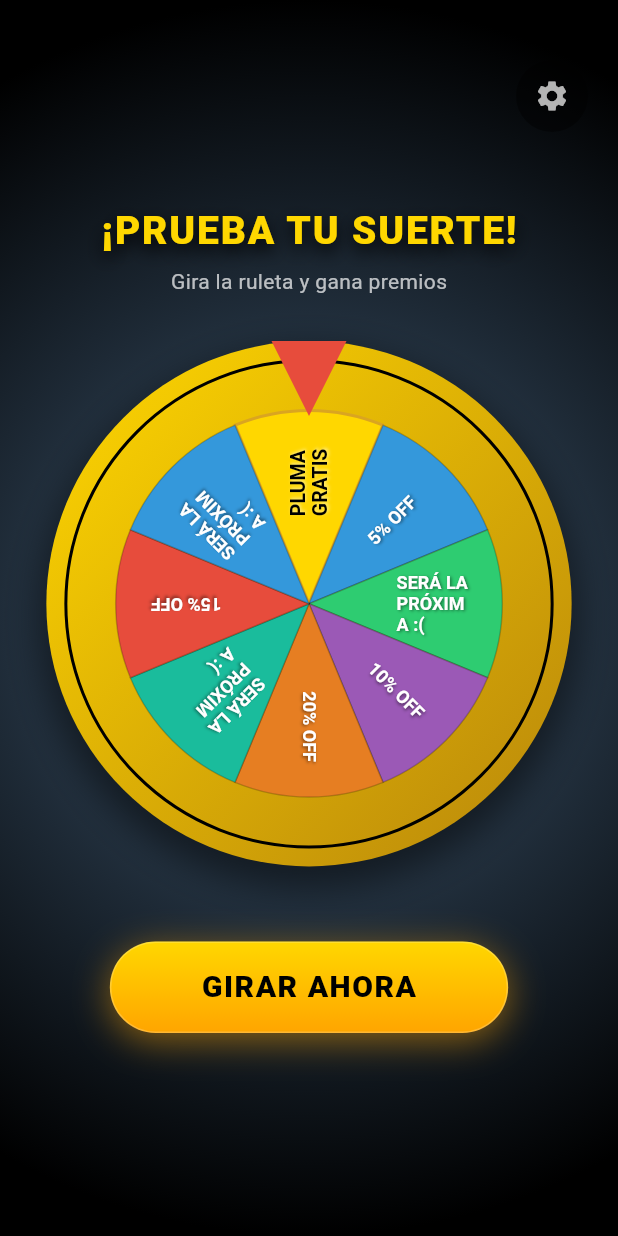
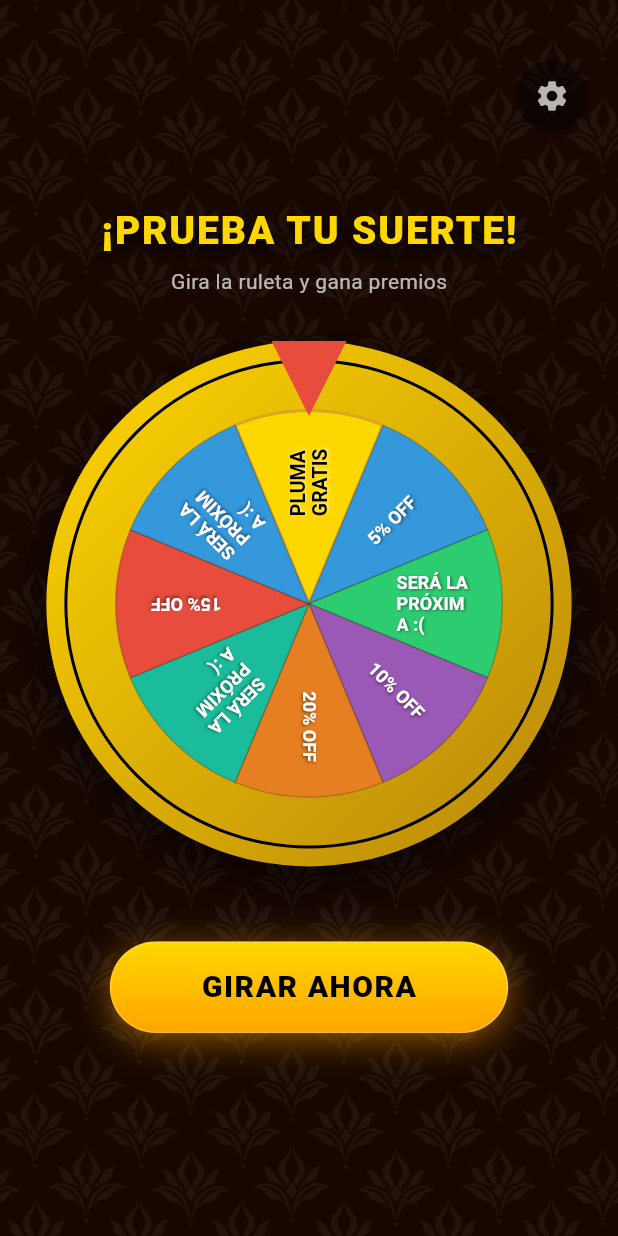
Before and after one commit to facusora01/AppRuleta, a Flutter app: the screen it shows after launch, on a phone screen of 412 x 824 dp. Run offline on Flutter 3.47's test engine with Material 3 defaults, Android fonts, the phone set to English and light mode, and no system bars; drawn by our look-alikes of flutter_fortune_wheel; our stand-ins replace audioplayers, shared_preferences.

Commit message:
Add background image and update UI/main.dart
Add a new background image asset and switch the app UI from a radial gradient to a full-screen background image (with darken color filter). Remove three obsolete flutter_*.png assets, and register the new asset in pubspec.yaml. Refactor main.dart: use shorter super.key constructors, remove redundant this.setState() calls, replace Switch.activeColor with activeThumbColor, simplify formatter callbacks, and minor UI/formatting tweaks (including an inline comment marking the changed container). pubspec.lock updated to reflect dependency version/sha changes.

```diff
--- a/app_roulette/lib/main.dart
+++ b/app_roulette/lib/main.dart
@@ -41,7 +41,7 @@ class WheelItem {
 }
 
 class MyApp extends StatelessWidget {
-  const MyApp({Key? key}) : super(key: key);
+  const MyApp({super.key});
 
   @override
   Widget build(BuildContext context) {
@@ -65,7 +65,7 @@ class MyApp extends StatelessWidget {
 }
 
 class RoulettePage extends StatefulWidget {
-  const RoulettePage({Key? key}) : super(key: key);
+  const RoulettePage({super.key});
 
   @override
   State<RoulettePage> createState() => _RoulettePageState();
@@ -290,7 +290,7 @@ class _RoulettePageState extends State<RoulettePage> with SingleTickerProviderSt
                                     setStateDialog(() {
                                       items.removeAt(index);
                                     });
-                                    this.setState(() {});
+                                    setState(() {});
                                     _saveData();
                                   },
                                   padding: EdgeInsets.zero,
@@ -368,7 +368,7 @@ class _RoulettePageState extends State<RoulettePage> with SingleTickerProviderSt
                         subtitle: const Text("Saldrá dorado", style: TextStyle(fontSize: 12)),
                         secondary: Icon(Icons.star, color: isJackpotLocal ? Colors.amber : Colors.grey),
                         value: isJackpotLocal,
-                        activeColor: Colors.amber,
+                        activeThumbColor: Colors.amber,
                         contentPadding: const EdgeInsets.symmetric(horizontal: 10),
                         onChanged: (val) {
                           setStateForm(() {
@@ -424,7 +424,7 @@ class _RoulettePageState extends State<RoulettePage> with SingleTickerProviderSt
                         items[index].capability = newCap;
                       }
                     });
-                    this.setState(() {});
+                    setState(() {});
                     _saveData();
                     Navigator.pop(context);
                   },
@@ -601,7 +601,7 @@ class _RoulettePageState extends State<RoulettePage> with SingleTickerProviderSt
     String decimalPart = parts.length > 1 ? parts[1] : '00';
 
     RegExp reg = RegExp(r'(\d{1,3})(?=(\d{3})+(?!\d))');
-    String Function(Match) mathFunc = (Match match) => '${match[1]}.';
+    String mathFunc(Match match) => '${match[1]}.';
 
     String formattedWhole = wholePart.replaceAllMapped(reg, mathFunc);
 
@@ -618,13 +618,16 @@ class _RoulettePageState extends State<RoulettePage> with SingleTickerProviderSt
   return Scaffold(
     body: Stack(
       children: [
+        // ESTE ES EL CONTAINER QUE CAMBIAMOS
         Container(
           decoration: const BoxDecoration(
-              gradient: RadialGradient(
-                center: Alignment.center,
-                radius: 1.0,
-                colors: [Color(0xFF2C3E50), Color(0xFF000000)],
-                stops: [0.3, 1.0],
+            image: DecorationImage(
+              image: AssetImage("assets/background/background.png"),
+              fit: BoxFit.cover,
+              colorFilter: ColorFilter.mode(
+                Colors.black45,
+                BlendMode.darken
+              ),
             ),
           ),
           child: Center(
@@ -861,7 +864,7 @@ class ThousandsSeparatorInputFormatter extends TextInputFormatter {
 
   String _formatWithDots(String s) {
     RegExp reg = RegExp(r'(\d{1,3})(?=(\d{3})+(?!\d))');
-    String Function(Match) mathFunc = (Match match) => '${match[1]}.';
+    String mathFunc(Match match) => '${match[1]}.';
     return s.replaceAllMapped(reg, mathFunc);
   }
 }
--- a/app_roulette/pubspec.yaml
+++ b/app_roulette/pubspec.yaml
@@ -66,6 +66,7 @@ flutter:
   assets:
 
   - assets/
+  - assets/background/background.png
 
   #   - images/a_dot_burr.jpeg
   #   - images/a_dot_ham.jpeg
```
Also changed, not shown: app_roulette/assets/background/background.png (added), app_roulette/flutter_01.png (deleted), app_roulette/flutter_02.png (deleted), app_roulette/flutter_03.png (deleted), app_roulette/pubspec.lock. Lines whose indentation alone changed are shown as unchanged.
